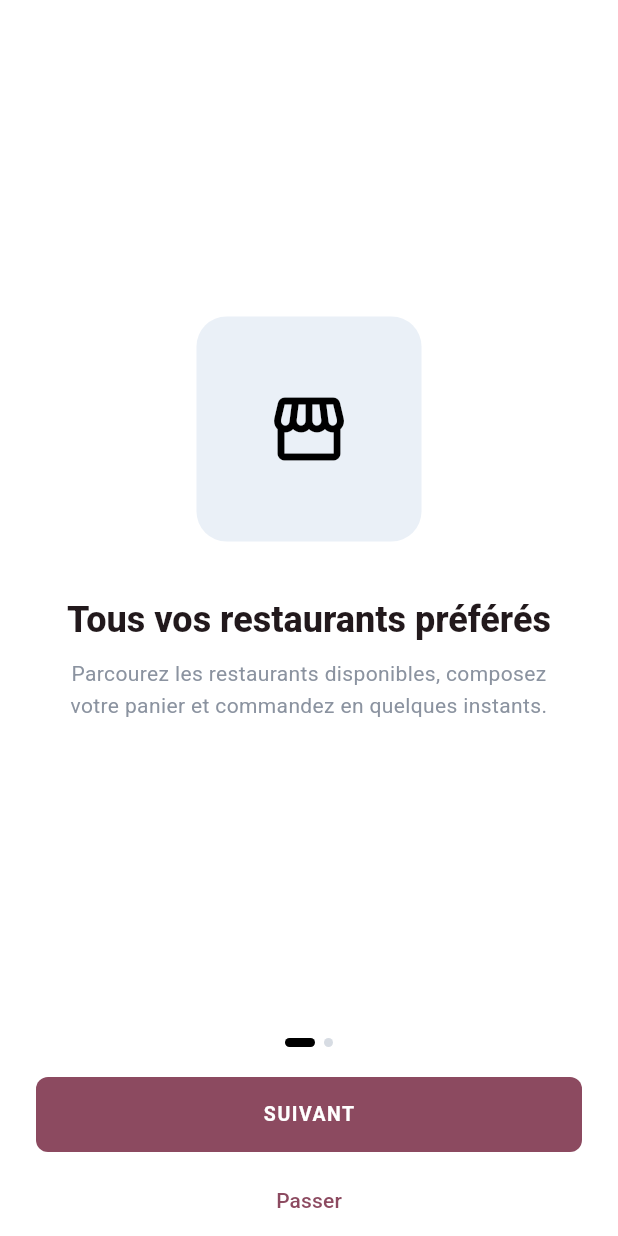
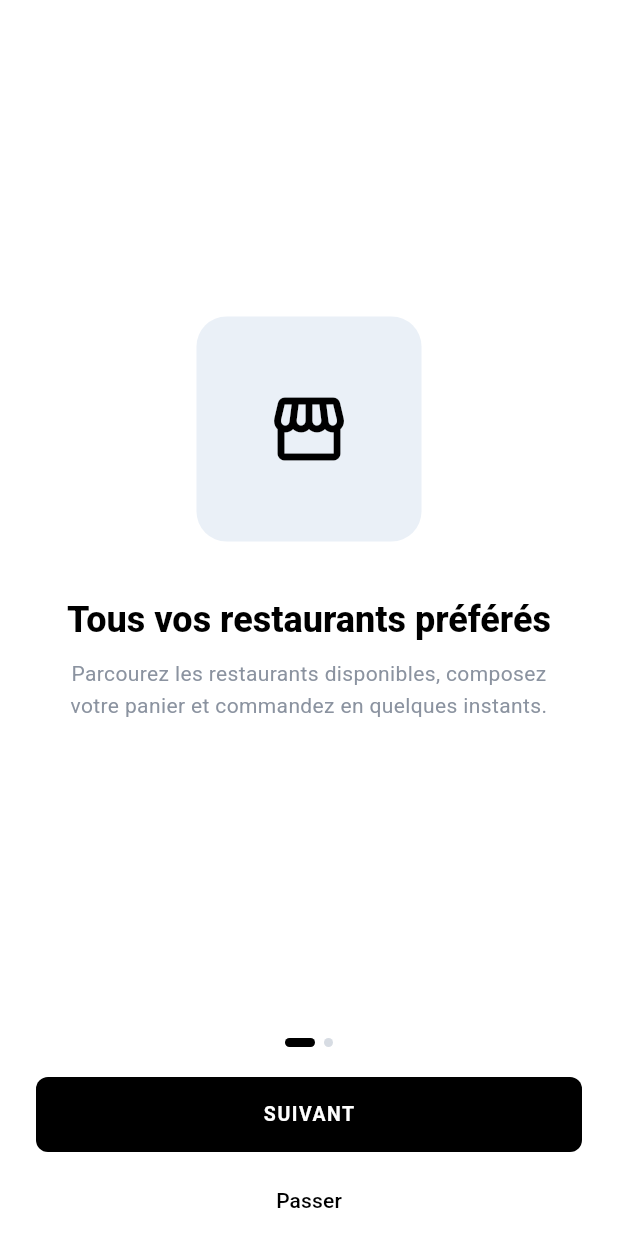
Before and after one commit to Alibalti592/Hssan-Delivery, a Flutter app: the screen it shows after launch, on a phone screen of 412 x 824 dp. Run offline on Flutter 3.47's test engine with Material 3 defaults, Android fonts, the phone set to English and light mode, and no system bars; our stand-ins replace firebase_core, firebase_messaging, flutter_secure_storage, geolocator, sentry_flutter; accounts and stored records are empty.

Commit message:
Fix pink tint leaking through Material 3's color scheme
ColorScheme.fromSeed(seedColor: Colors.black) doesn't stay neutral —
Material 3's tonal palette algorithm falls back to a low-chroma pink/mauve
hue for a seed with no chroma of its own, which was leaking into every
default-styled FilledButton (the black seed's "primary"), image placeholder
backgrounds (surfaceContainerHighest), and the selected bottom-nav tab
indicator (secondaryContainer).

Overrides those specific roles with true black/white/gray after seeding
(keeping fromSeed for the tonal elevation math elsewhere), and adds an
explicit NavigationBarTheme so the tab bar is never at the mercy of
whichever container role Flutter's NavigationBar defaults to next.

Co-Authored-By: Claude Sonnet 5 <noreply@anthropic.com>
Claude-Session: https://claude.ai/code/session_01B6RWxUSN3bwsXdDHTuPsqN

```diff
--- a/mobile/lib/theme.dart
+++ b/mobile/lib/theme.dart
@@ -22,7 +22,41 @@ const fieldFill = Color(0xFFEAF0F7);
 const cardBorder = Color(0xFFEDF0F4);
 
 ThemeData buildTheme(Brightness brightness) {
-  final scheme = ColorScheme.fromSeed(seedColor: navy, brightness: brightness);
+  // ColorScheme.fromSeed(seedColor: Colors.black) doesn't stay neutral —
+  // Material 3's tonal palette algorithm falls back to a low-chroma pink/
+  // mauve hue for a seed with no real chroma of its own, which then leaks
+  // into anything using colorScheme.primary/surfaceContainerHighest/outline
+  // (filled buttons, image placeholders). Override those roles with true
+  // black/white/gray so the "black and white" brand actually stays neutral.
+  final seeded = ColorScheme.fromSeed(
+    seedColor: navy,
+    brightness: brightness,
+  );
+  final scheme = brightness == Brightness.light
+      ? seeded.copyWith(
+          primary: navy,
+          onPrimary: Colors.white,
+          secondary: const Color(0xFF4A4A4A),
+          onSecondary: Colors.white,
+          secondaryContainer: const Color(0xFFEDEDED),
+          onSecondaryContainer: navy,
+          surface: Colors.white,
+          onSurface: navy,
+          surfaceContainerHighest: const Color(0xFFEDEDED),
+          outline: const Color(0xFFBDBDBD),
+        )
+      : seeded.copyWith(
+          primary: Colors.white,
+          onPrimary: navy,
+          secondary: const Color(0xFFBDBDBD),
+          onSecondary: navy,
+          secondaryContainer: const Color(0xFF2A2A2A),
+          onSecondaryContainer: Colors.white,
+          surface: const Color(0xFF121212),
+          onSurface: Colors.white,
+          surfaceContainerHighest: const Color(0xFF2A2A2A),
+          outline: const Color(0xFF5A5A5A),
+        );
 
   return ThemeData(
     colorScheme: scheme,
@@ -87,6 +121,28 @@ ThemeData buildTheme(Brightness brightness) {
       shape: const StadiumBorder(),
       padding: const EdgeInsets.symmetric(horizontal: 12, vertical: 4),
     ),
+    navigationBarTheme: NavigationBarThemeData(
+      backgroundColor: scheme.surface,
+      indicatorColor: scheme.secondaryContainer,
+      labelTextStyle: WidgetStateProperty.resolveWith(
+        (states) => TextStyle(
+          fontSize: 11,
+          fontWeight: states.contains(WidgetState.selected)
+              ? FontWeight.w700
+              : FontWeight.w500,
+          color: states.contains(WidgetState.selected)
+              ? scheme.onSurface
+              : mutedText,
+        ),
+      ),
+      iconTheme: WidgetStateProperty.resolveWith(
+        (states) => IconThemeData(
+          color: states.contains(WidgetState.selected)
+              ? scheme.onSecondaryContainer
+              : mutedText,
+        ),
+      ),
+    ),
     inputDecorationTheme: InputDecorationTheme(
       filled: true,
       fillColor: fieldFill,
```
